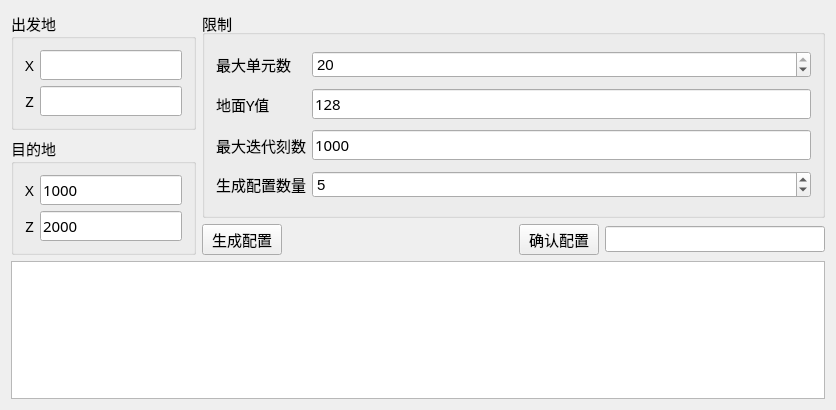
Old version of the form PearlCannonHelper/SettingGenerator.ui in the repository Fallen-Breath/PearlCannonHelper.
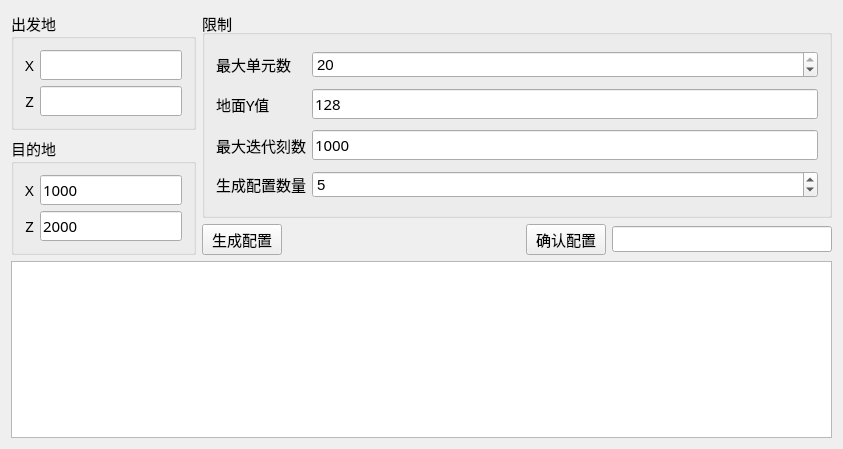
New version of the form. Icons and pictures are not drawn.

Patch:
```diff
--- a/PearlCannonHelper/SettingGenerator.ui
+++ b/PearlCannonHelper/SettingGenerator.ui
@@ -6,8 +6,8 @@
    <rect>
     <x>0</x>
     <y>0</y>
-    <width>836</width>
-    <height>410</height>
+    <width>843</width>
+    <height>449</height>
    </rect>
   </property>
   <property name="windowTitle">
```
Left out of the diff: 3 changed lines with no effect on the pictures.
